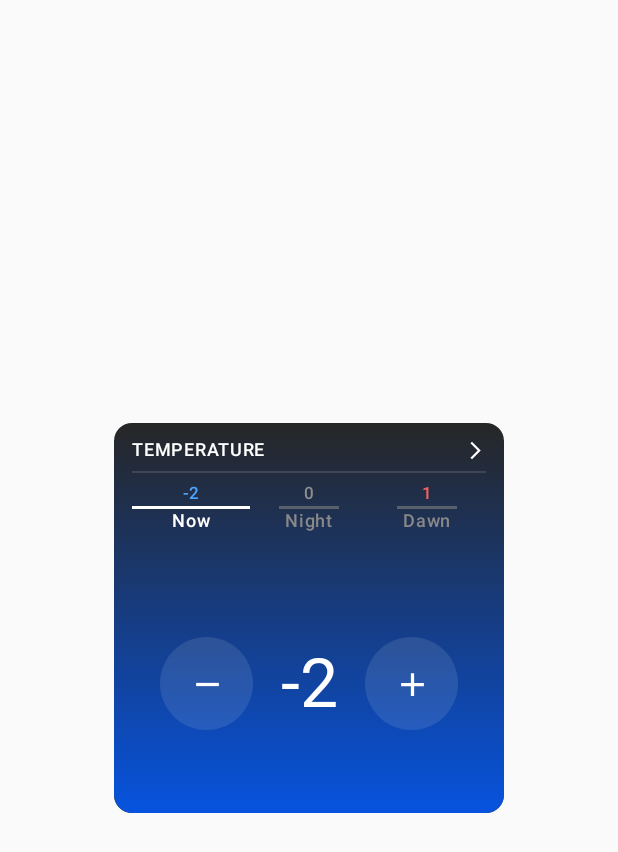
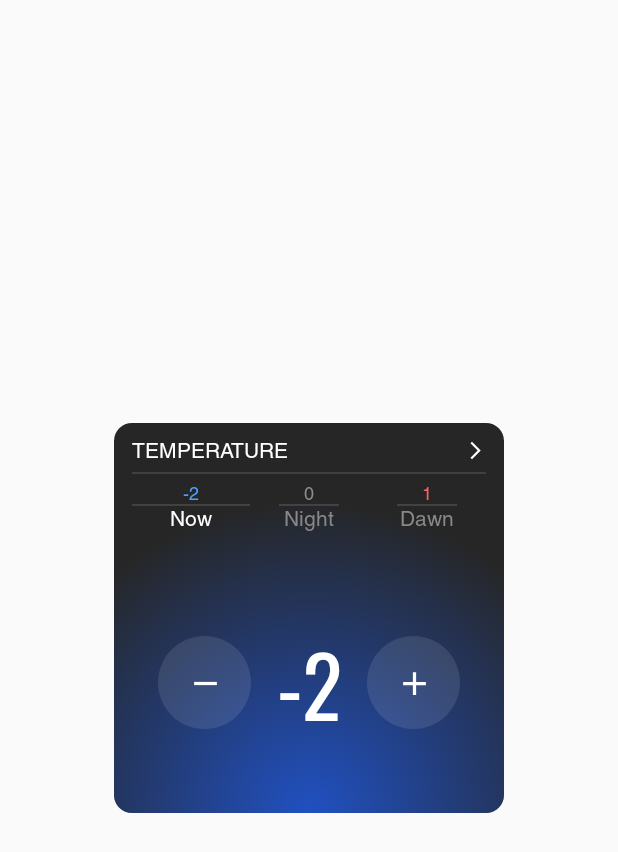
Before and after one commit to JustMcAlpin/eight-sleep-interview, an Android app built with Jetpack Compose: the screen it shows after launch (MainActivity), on a phone screen of 412 x 824 dp. Shown: the top 852 px of the screen. Run offline under Robolectric (Android 15) with nearby library versions, the phone set to English and light mode, and no system bars.

Commit message:
replace default typography with Helvetica (text) & Oswald (numbers)

```diff
--- a/app/src/main/java/com/eightsleep/eightandroidinterview/ui/TemperatureCard.kt
+++ b/app/src/main/java/com/eightsleep/eightandroidinterview/ui/TemperatureCard.kt
@@ -9,20 +9,15 @@ import androidx.compose.material.icons.Icons
 import androidx.compose.material.icons.automirrored.filled.ArrowForwardIos
 import androidx.compose.material.icons.filled.Add
 import androidx.compose.material.icons.filled.Remove
-import androidx.compose.material3.Card
-import androidx.compose.material3.CardDefaults
-import androidx.compose.material3.Icon
-import androidx.compose.material3.IconButton
-import androidx.compose.material3.MaterialTheme
-import androidx.compose.material3.Text
+import androidx.compose.material3.*
 import androidx.compose.runtime.Composable
 import androidx.compose.runtime.getValue
 import androidx.compose.ui.Alignment
 import androidx.compose.ui.Modifier
 import androidx.compose.ui.draw.clip
-import androidx.compose.ui.graphics.Brush
-import androidx.compose.ui.graphics.Color
-import androidx.compose.ui.graphics.TileMode
+import androidx.compose.ui.draw.drawWithCache
+import androidx.compose.ui.geometry.Offset
+import androidx.compose.ui.graphics.*
 import androidx.compose.ui.tooling.preview.Preview
 import androidx.compose.ui.unit.dp
 import androidx.compose.ui.zIndex
@@ -38,11 +33,11 @@ private fun miniTint(v: Int) = when {
     else   -> Color(0xFF8D8D8D)
 }
 
-/* constant glow hues */
-private val coldGlow = Color(0xFF015BFF)
-private val warmGlow = Color(0xFFFF1744)
+/* Figma glow swatches */
+private val coldGlow = Color(0xFF1F58DD)  // Temperature/-5 Below
+private val warmGlow = Color(0xFFCA5469)  // Temperature/+1 Warm
 
-/* ─── circular − / + helper ─── */
+/* ─── circular +/- helper ─── */
 @Composable
 private fun CircleButton(
     enabled: Boolean,
@@ -56,14 +51,11 @@ private fun CircleButton(
             .background(Color.White.copy(alpha = .10f)),
         contentAlignment = Alignment.Center
     ) {
-        IconButton(
-            onClick = onClick,          // ⬅ named
-            enabled = enabled           // ⬅ named (3rd param in Material-3 API)
-        ) { icon() }
+        IconButton(onClick = onClick, enabled = enabled) { icon() }
     }
 }
 
-/* ─────────── temperature card ─────────── */
+/* ────────── main composable ────────── */
 @Composable
 fun TemperatureCard(
     phase: TemperaturePhase,
@@ -74,32 +66,33 @@ fun TemperatureCard(
     onToggleOff: () -> Unit
 ) {
     val centreTemp = temps[phase] ?: 0
+
+    /* glow colour based on temp */
     val targetGlow = when {
-        centreTemp < 0  -> coldGlow.copy(alpha = .85f)
-        centreTemp > 0  -> warmGlow.copy(alpha = .85f)
+        centreTemp < 0  -> coldGlow
+        centreTemp > 0  -> warmGlow
         else            -> Color.Transparent
-    }
-    val alpha by animateFloatAsState(targetGlow.alpha)
-    val glowColour = targetGlow.copy(alpha = alpha)
+    }.copy(alpha = .85f)
 
-    val changing   = cardState == CardState.WARMING || cardState == CardState.COOLING
-    val buttonsOn  = cardState != CardState.OFF
+    val animatedAlpha by animateFloatAsState(targetGlow.alpha)
+    val glowColour     = targetGlow.copy(alpha = animatedAlpha)
+
+    val changing       = cardState == CardState.WARMING || cardState == CardState.COOLING
+    val buttonsEnabled = cardState != CardState.OFF
 
     Card(
         modifier = Modifier.size(260.dp),
         colors   = CardDefaults.cardColors(containerColor = Color(0xFF262626))
     ) {
-        /* one Box = stack; Column above, glow Box below */
         Box(Modifier.fillMaxSize()) {
 
-            /* ── UI content ───────────────────────── */
+            /* ── foreground UI ────────────────── */
             Column(
                 Modifier
                     .fillMaxSize()
                     .padding(horizontal = 12.dp)
-                    .zIndex(1f)                      // above glow
+                    .zIndex(1f)
             ) {
-
                 /* header */
                 Row(
                     Modifier
@@ -129,7 +122,7 @@ fun TemperatureCard(
                 /* phase tabs */
                 Row(Modifier.fillMaxWidth()) {
                     TemperaturePhase.values().forEach { p ->
-                        val selected = p == phase
+                        val sel = p == phase
                         Column(
                             Modifier
                                 .weight(1f)
@@ -144,20 +137,14 @@ fun TemperatureCard(
                             )
                             Box(
                                 Modifier
-                                    .height(2.dp)
-                                    .let {
-                                        if (selected) it.fillMaxWidth()
-                                        else it.width(40.dp)
-                                    }
-                                    .background(
-                                        if (selected) Color.White
-                                        else Color.Gray.copy(alpha = .55f)
-                                    )
+                                    .height(1.dp)                          // thin bar
+                                    .let { if (sel) it.fillMaxWidth() else it.width(40.dp) }
+                                    .background(Color(0x885A5A5A))        // light grey for all
                             )
                             Text(
-                                text  = if (selected) "Now"
+                                text  = if (sel) "Now"
                                 else p.name.lowercase().replaceFirstChar { it.uppercase() },
-                                color = if (selected) Color.White else Color.Gray,
+                                color = if (sel) Color.White else Color.Gray,
                                 style = MaterialTheme.typography.labelMedium
                             )
                         }
@@ -174,11 +161,9 @@ fun TemperatureCard(
                             .align(Alignment.CenterHorizontally)
                             .padding(top = 6.dp, bottom = 2.dp)
                     )
-                } else {
-                    Spacer(Modifier.height(16.dp))
-                }
+                } else Spacer(Modifier.height(16.dp))
 
-                /* main value row */
+                /* main value + controls */
                 Row(
                     Modifier
                         .weight(1f)
@@ -187,10 +172,10 @@ fun TemperatureCard(
                     horizontalArrangement = Arrangement.SpaceEvenly,
                     verticalAlignment     = Alignment.CenterVertically
                 ) {
-                    CircleButton(buttonsOn, { onAdjust(-1) }) {
+                    CircleButton(buttonsEnabled, { onAdjust(-1) }) {
                         Icon(
                             Icons.Default.Remove, null,
-                            tint = if (buttonsOn) Color.White else Color.Gray,
+                            tint = if (buttonsEnabled) Color.White else Color.Gray,
                             modifier = Modifier.size(26.dp)
                         )
                     }
@@ -201,13 +186,25 @@ fun TemperatureCard(
                         style = MaterialTheme.typography.displayMedium
                     )
 
-                    CircleButton(buttonsOn, { onAdjust(+1) }) {
+                    CircleButton(buttonsEnabled, { onAdjust(+1) }) {
                         Icon(
                             Icons.Default.Add, null,
-                            tint = if (buttonsOn) Color.White else Color.Gray,
+                            tint = if (buttonsEnabled) Color.White else Color.Gray,
                             modifier = Modifier.size(26.dp)
                         )
                     }
+                }
+
+                /* tap-to-turn-on hint */
+                if (cardState == CardState.OFF) {
+                    Text(
+                        text  = "TAP TO TURN ON",
+                        color = Color.White,
+                        style = MaterialTheme.typography.labelSmall,
+                        modifier = Modifier
+                            .align(Alignment.CenterHorizontally)
+                            .padding(bottom = 8.dp)
+                    )
                 }
 
                 /* currently at */
@@ -220,31 +217,32 @@ fun TemperatureCard(
                             .align(Alignment.CenterHorizontally)
                             .padding(bottom = 8.dp)
                     )
-                } else {
-                    Spacer(Modifier.height(8.dp))
-                }
+                } else Spacer(Modifier.height(8.dp))
             }
 
-            /* ── glow overlay ────────────────────── */
+            /* ── radial glow background ───────── */
             Box(
                 Modifier
                     .matchParentSize()
-                    .clip(MaterialTheme.shapes.medium)   // honour rounded corners
-                    .background(
-                        Brush.verticalGradient(
-                            colors   = listOf(Color.Transparent, glowColour),
-                            startY   = 0f,
-                            endY     = Float.POSITIVE_INFINITY,
+                    .clip(MaterialTheme.shapes.medium)
+                    .drawWithCache {
+                        val radius = size.height * 0.8f
+                        val centre = Offset(size.width / 2f, size.height)
+                        val brush  = Brush.radialGradient(
+                            colors   = listOf(glowColour, Color.Transparent),
+                            center   = centre,
+                            radius   = radius,
                             tileMode = TileMode.Clamp
                         )
-                    )
-                    .zIndex(0f)          // under UI, over grey bg
+                        onDrawBehind { drawRect(brush) }
+                    }
+                    .zIndex(0f)
             )
         }
     }
 }
 
-/* --- Preview --- */
+/* ---------- preview ---------- */
 @Preview(showBackground = true)
 @Composable
 fun TemperaturePreview() {
@@ -254,9 +252,9 @@ fun TemperaturePreview() {
         TemperaturePhase.DAWN    to 1
     )
     TemperatureCard(
-        phase          = TemperaturePhase.BEDTIME,
-        temps          = demo,
-        cardState      = CardState.IDLE,
+        phase           = TemperaturePhase.BEDTIME,
+        temps           = demo,
+        cardState       = CardState.OFF,
         onPhaseSelected = {},
         onAdjust        = {},
         onToggleOff     = {}
--- /dev/null
+++ b/app/src/main/java/com/eightsleep/eightandroidinterview/ui/theme/Font.kt
@@ -0,0 +1,8 @@
+package com.eightsleep.eightandroidinterview.ui.theme
+
+import androidx.compose.ui.text.font.Font
+import androidx.compose.ui.text.font.FontFamily
+import com.eightsleep.eightandroidinterview.R
+
+val Helvetica = FontFamily(Font(R.font.helvetica_regular))
+val Oswald    = FontFamily(Font(R.font.oswald_regular))
--- a/app/src/main/java/com/eightsleep/eightandroidinterview/ui/theme/Theme.kt
+++ b/app/src/main/java/com/eightsleep/eightandroidinterview/ui/theme/Theme.kt
@@ -4,6 +4,7 @@ import android.app.Activity
 import android.os.Build
 import androidx.compose.foundation.isSystemInDarkTheme
 import androidx.compose.material3.MaterialTheme
+import androidx.compose.material3.MaterialTheme.shapes
 import androidx.compose.material3.darkColorScheme
 import androidx.compose.material3.dynamicDarkColorScheme
 import androidx.compose.material3.dynamicLightColorScheme
@@ -52,7 +53,9 @@ fun EightAndroidInterviewTheme(
 
     MaterialTheme(
         colorScheme = colorScheme,
-        typography = Typography,
-        content = content
+        typography  = AppTypography,   // ⬅️ USE our fonts
+        shapes      = shapes,
+        content     = content
     )
+
 }
--- a/app/src/main/java/com/eightsleep/eightandroidinterview/ui/theme/Type.kt
+++ b/app/src/main/java/com/eightsleep/eightandroidinterview/ui/theme/Type.kt
@@ -2,33 +2,23 @@ package com.eightsleep.eightandroidinterview.ui.theme
 
 import androidx.compose.material3.Typography
 import androidx.compose.ui.text.TextStyle
-import androidx.compose.ui.text.font.FontFamily
 import androidx.compose.ui.text.font.FontWeight
 import androidx.compose.ui.unit.sp
 
-// Set of Material typography styles to start with
-val Typography = Typography(
-    bodyLarge = TextStyle(
-        fontFamily = FontFamily.Default,
-        fontWeight = FontWeight.Normal,
-        fontSize = 16.sp,
-        lineHeight = 24.sp,
-        letterSpacing = 0.5.sp
+/**  Helvetica everywhere, Oswald only for the big center number  */
+val AppTypography = Typography(
+    /* small labels (“Now”, “Night”, etc.) */
+    labelSmall  = TextStyle(fontFamily = Helvetica, fontSize = 12.sp),
+    labelMedium = TextStyle(fontFamily = Helvetica, fontSize = 14.sp),
+
+    /* top-row mini numbers (-2, +4) */
+    bodySmall   = TextStyle(fontFamily = Helvetica, fontSize = 14.sp),
+
+    /* big centre value / “OFF” */
+    displayMedium = TextStyle(
+        fontFamily = Oswald,
+        fontSize   = 56.sp,
+        fontWeight = FontWeight.Normal
     )
-    /* Other default text styles to override
-    titleLarge = TextStyle(
-        fontFamily = FontFamily.Default,
-        fontWeight = FontWeight.Normal,
-        fontSize = 22.sp,
-        lineHeight = 28.sp,
-        letterSpacing = 0.sp
-    ),
-    labelSmall = TextStyle(
-        fontFamily = FontFamily.Default,
-        fontWeight = FontWeight.Medium,
-        fontSize = 11.sp,
-        lineHeight = 16.sp,
-        letterSpacing = 0.5.sp
-    )
-    */
+    // add more roles later if you need them
 )
```
Also changed, not shown: app/src/main/res/font/helvetica_regular.otf (added), app/src/main/res/font/oswald_regular.ttf (added).
